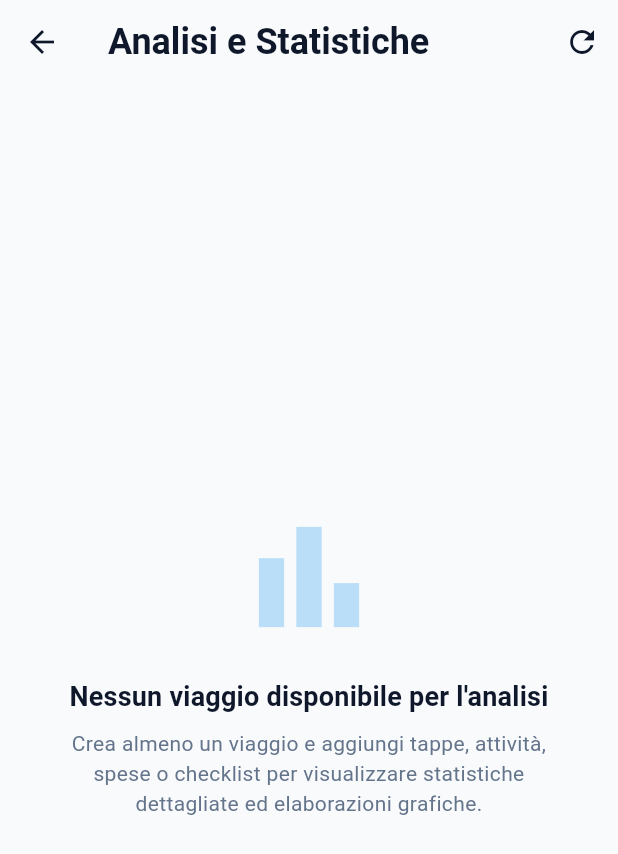
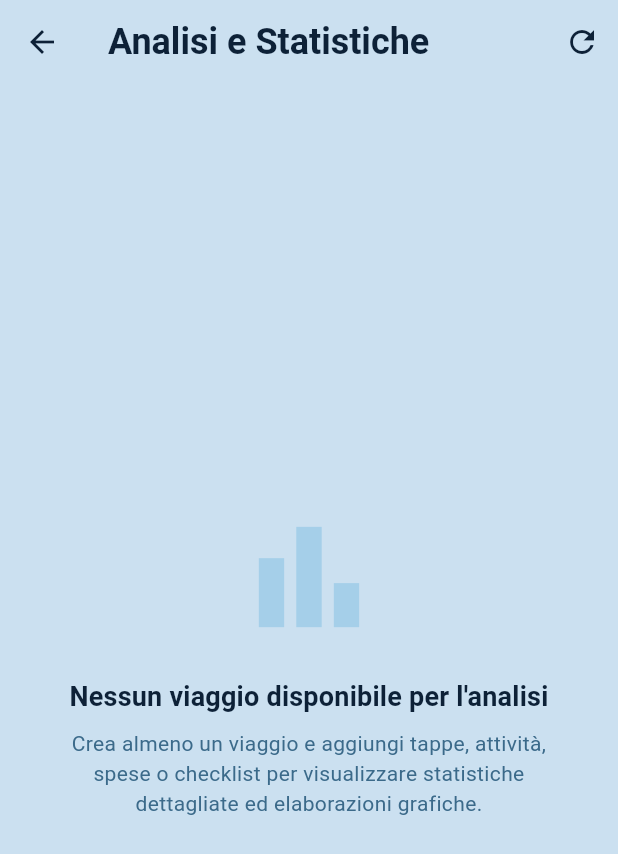
Before and after one commit to mcucciniello31/ProgettoMPGruppo07, a Flutter app: the screen it shows after launch, after a tap on the "analytics" icon, on a phone screen of 412 x 824 dp. Shown: the top 854 px of the screen. Run offline on Flutter 3.47's test engine with Material 3 defaults, Android fonts, the phone set to English and light mode, and no system bars; our stand-ins replace image_picker, pdf, printing, sqflite; accounts and stored records are empty.

Commit message:
Modifiche frontend

```diff
--- a/lib/main.dart
+++ b/lib/main.dart
@@ -24,8 +24,6 @@ class MyApp extends StatelessWidget {
     return MaterialApp(
       title: 'Say My Travel Planner',
       theme: AppTheme.lightTheme,
-      darkTheme: AppTheme.darkTheme,
-      themeMode: ThemeMode.system, // Cambia automaticamente il tema in base alle impostazioni del sistema operativo
       home: const HomeScreen(),
       debugShowCheckedModeBanner: false,
     );
--- a/lib/screens/trip_details/checklist/checklist_tab.dart
+++ b/lib/screens/trip_details/checklist/checklist_tab.dart
@@ -159,7 +159,7 @@ class _ChecklistTabState extends State<ChecklistTab> {
       children: [
         // Menu a discesa per filtrare gli elementi per categoria, stato e priorità
         Padding(
-          padding: const EdgeInsets.fromLTRB(16, 12, 16, 8),
+          padding: const EdgeInsets.fromLTRB(16, 24, 16, 8),
           child: Row(
             children: [
               Expanded(
--- a/lib/screens/trip_details/diary/diary_tab.dart
+++ b/lib/screens/trip_details/diary/diary_tab.dart
@@ -938,7 +938,7 @@ class _DiaryTabState extends State<DiaryTab> {
     }
 
     return GridView.builder(
-      padding: const EdgeInsets.fromLTRB(16, 16, 16, 80),
+      padding: const EdgeInsets.fromLTRB(16, 24, 16, 80),
       gridDelegate: const SliverGridDelegateWithFixedCrossAxisCount(
         crossAxisCount: 2,
         crossAxisSpacing: 12,
--- a/lib/screens/trip_details/expenses/expenses_tab.dart
+++ b/lib/screens/trip_details/expenses/expenses_tab.dart
@@ -441,7 +441,7 @@ class _ExpensesTabState extends State<ExpensesTab> {
     }).toList();
 
     return SingleChildScrollView(
-      padding: const EdgeInsets.all(16),
+      padding: const EdgeInsets.fromLTRB(16, 24, 16, 16),
       child: Column(
         crossAxisAlignment: CrossAxisAlignment.start,
         children: [
--- a/lib/screens/trip_details/itinerary/itinerary_tab.dart
+++ b/lib/screens/trip_details/itinerary/itinerary_tab.dart
@@ -709,7 +709,7 @@ class _ItineraryTabState extends State<ItineraryTab> {
 
   Widget _buildItineraryToggle() {
     return Padding(
-      padding: const EdgeInsets.fromLTRB(16, 16, 16, 8),
+      padding: const EdgeInsets.fromLTRB(16, 24, 16, 8),
       child: Container(
         padding: const EdgeInsets.all(4),
         decoration: BoxDecoration(
--- a/lib/screens/trip_details/useful_info/useful_info_tab.dart
+++ b/lib/screens/trip_details/useful_info/useful_info_tab.dart
@@ -1898,7 +1898,7 @@ class _UsefulInfoTabState extends State<UsefulInfoTab> {
       children: [
         // Selettore secondario Note / Biglietti in stile pillola premium
         Padding(
-          padding: const EdgeInsets.fromLTRB(16, 12, 16, 8),
+          padding: const EdgeInsets.fromLTRB(16, 24, 16, 8),
           child: Container(
             padding: const EdgeInsets.all(4),
             decoration: BoxDecoration(
--- a/lib/theme/app_theme.dart
+++ b/lib/theme/app_theme.dart
@@ -1,34 +1,13 @@
 import 'package:flutter/material.dart';
 
 class AppTheme {
-  // Palette di colori del tema
-  static const Color primaryLight = Color.fromARGB(
-    255,
-    43,
-    156,
-    237,
-  ); // Indaco moderno
-  static const Color secondaryLight = Color(0xFF14B8A6); // Verde acqua / Teal
-  static const Color backgroundLight = Color(
-    0xFFF8FAFC,
-  ); // Grigio/azzurro molto chiaro
-  static const Color cardLight = Color(0xFFFFFFFF);
-  static const Color textPrimaryLight = Color(0xFF0F172A); // Ardesia scura
-  static const Color textSecondaryLight = Color(0xFF64748B); // Grigio freddo
-
-  static const Color primaryDark = Color.fromARGB(
-    255,
-    43,
-    156,
-    237,
-  ); // Indaco chiaro
-  static const Color secondaryDark = Color(
-    0xFF2DD4BF,
-  ); // Verde acqua chiaro / Teal Light
-  static const Color backgroundDark = Color(0xFF0F172A); // Ardesia notte scura
-  static const Color cardDark = Color(0xFF1E293B); // Scheda ardesia scura
-  static const Color textPrimaryDark = Color(0xFFF8FAFC);
-  static const Color textSecondaryDark = Color(0xFF94A3B8);
+  // Palette di colori del tema unico — azzurrino chiaro con contrasto blu scuro
+  static const Color primary = Color(0xFF4DA8DA); // Azzurro cielo
+  static const Color secondary = Color(0xFF14B8A6); // Verde acqua / Teal
+  static const Color background = Color(0xFFCBE0F0); // Sfondo azzurro pastello (leggermente più scuro/intenso per maggior contrasto con le card bianche)
+  static const Color card = Color(0xFFFFFFFF); // Bianco puro per le card
+  static const Color textPrimary = Color(0xFF0D2137); // Blu notte scuro
+  static const Color textSecondary = Color(0xFF3B6A8A); // Blu medio/grigio
 
   // Colori associati alle categorie di spesa
   static const Map<String, Color> categoryColors = {
@@ -70,109 +49,83 @@ class AppTheme {
       useMaterial3: true,
       brightness: Brightness.light,
       colorScheme: const ColorScheme.light(
-        primary: primaryLight,
-        secondary: secondaryLight,
-        background: backgroundLight,
-        surface: cardLight,
+        primary: primary,
+        secondary: secondary,
+        background: background,
+        surface: card,
         onPrimary: Colors.white,
         onSecondary: Colors.white,
-        onBackground: textPrimaryLight,
-        onSurface: textPrimaryLight,
+        onBackground: textPrimary,
+        onSurface: textPrimary,
       ),
-      scaffoldBackgroundColor: backgroundLight,
+      scaffoldBackgroundColor: background,
       cardTheme: CardThemeData(
-        color: cardLight,
+        color: card,
         elevation: 0,
         shape: RoundedRectangleBorder(
           borderRadius: BorderRadius.circular(20),
-          side: const BorderSide(color: Color(0xFFE2E8F0), width: 1),
+          side: const BorderSide(color: Color(0xFFADCDE2), width: 1),
         ),
       ),
       textTheme: const TextTheme(
         titleLarge: TextStyle(
           fontSize: 22,
           fontWeight: FontWeight.bold,
-          color: textPrimaryLight,
+          color: textPrimary,
         ),
         titleMedium: TextStyle(
           fontSize: 18,
           fontWeight: FontWeight.w600,
-          color: textPrimaryLight,
+          color: textPrimary,
         ),
-        bodyLarge: TextStyle(fontSize: 16, color: textPrimaryLight),
-        bodyMedium: TextStyle(fontSize: 14, color: textSecondaryLight),
+        bodyLarge: TextStyle(fontSize: 16, color: textPrimary),
+        bodyMedium: TextStyle(fontSize: 14, color: textSecondary),
+        bodySmall: TextStyle(fontSize: 12, color: textSecondary),
       ),
       appBarTheme: const AppBarTheme(
         backgroundColor: Colors.transparent,
         elevation: 0,
-        iconTheme: IconThemeData(color: textPrimaryLight),
+        iconTheme: IconThemeData(color: textPrimary),
         titleTextStyle: TextStyle(
           fontSize: 24,
           fontWeight: FontWeight.bold,
-          color: textPrimaryLight,
+          color: textPrimary,
         ),
       ),
       floatingActionButtonTheme: FloatingActionButtonThemeData(
-        backgroundColor: primaryLight,
+        backgroundColor: primary,
         foregroundColor: Colors.white,
         shape: RoundedRectangleBorder(borderRadius: BorderRadius.circular(16)),
         elevation: 4,
       ),
-    );
-  }
-
-  static ThemeData get darkTheme {
-    return ThemeData(
-      useMaterial3: true,
-      brightness: Brightness.dark,
-      colorScheme: const ColorScheme.dark(
-        primary: primaryDark,
-        secondary: secondaryDark,
-        background: backgroundDark,
-        surface: cardDark,
-        onPrimary: Colors.black,
-        onSecondary: Colors.black,
-        onBackground: textPrimaryDark,
-        onSurface: textPrimaryDark,
-      ),
-      scaffoldBackgroundColor: backgroundDark,
-      cardTheme: CardThemeData(
-        color: cardDark,
-        elevation: 0,
-        shape: RoundedRectangleBorder(
-          borderRadius: BorderRadius.circular(20),
-          side: const BorderSide(color: Color(0xFF334155), width: 1),
+      inputDecorationTheme: InputDecorationTheme(
+        filled: true,
+        fillColor: Colors.white,
+        border: OutlineInputBorder(
+          borderRadius: BorderRadius.circular(12),
+          borderSide: const BorderSide(color: Color(0xFFADCDE2)),
+        ),
+        enabledBorder: OutlineInputBorder(
+          borderRadius: BorderRadius.circular(12),
+          borderSide: const BorderSide(color: Color(0xFFADCDE2)),
+        ),
+        focusedBorder: OutlineInputBorder(
+          borderRadius: BorderRadius.circular(12),
+          borderSide: const BorderSide(color: primary, width: 2),
         ),
       ),
-      textTheme: const TextTheme(
-        titleLarge: TextStyle(
-          fontSize: 22,
-          fontWeight: FontWeight.bold,
-          color: textPrimaryDark,
-        ),
-        titleMedium: TextStyle(
-          fontSize: 18,
-          fontWeight: FontWeight.w600,
-          color: textPrimaryDark,
-        ),
-        bodyLarge: TextStyle(fontSize: 16, color: textPrimaryDark),
-        bodyMedium: TextStyle(fontSize: 14, color: textSecondaryDark),
-      ),
-      appBarTheme: const AppBarTheme(
-        backgroundColor: Colors.transparent,
-        elevation: 0,
-        iconTheme: IconThemeData(color: textPrimaryDark),
-        titleTextStyle: TextStyle(
-          fontSize: 24,
-          fontWeight: FontWeight.bold,
-          color: textPrimaryDark,
+      dividerColor: const Color(0xFFADCDE2),
+      dialogTheme: DialogThemeData(
+        backgroundColor: Colors.white,
+        shape: RoundedRectangleBorder(
+          borderRadius: BorderRadius.circular(24),
         ),
       ),
-      floatingActionButtonTheme: FloatingActionButtonThemeData(
-        backgroundColor: primaryDark,
-        foregroundColor: Colors.black,
-        shape: RoundedRectangleBorder(borderRadius: BorderRadius.circular(16)),
-        elevation: 4,
+      bottomSheetTheme: const BottomSheetThemeData(
+        backgroundColor: Colors.white,
+      ),
+      popupMenuTheme: const PopupMenuThemeData(
+        color: Colors.white,
       ),
     );
   }
```
Also changed, not shown: lib/screens/home_screen.dart (+13 -14 lines), lib/screens/trip_details/trip_details_screen.dart (+14 -14 lines), 1 other file.
